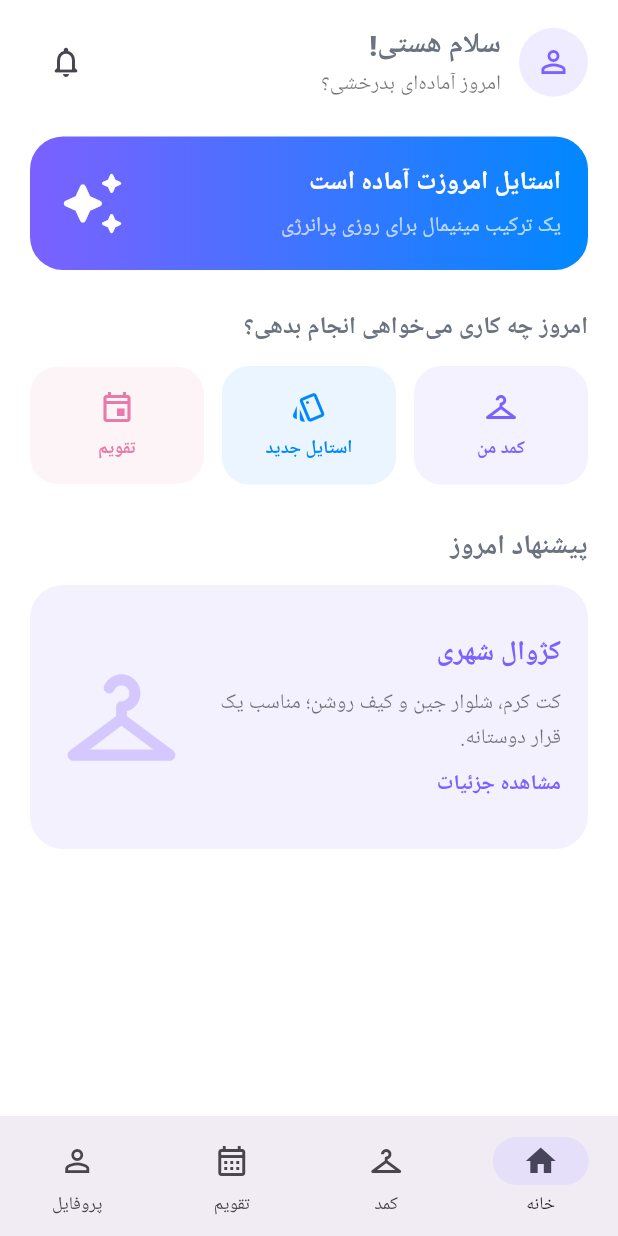
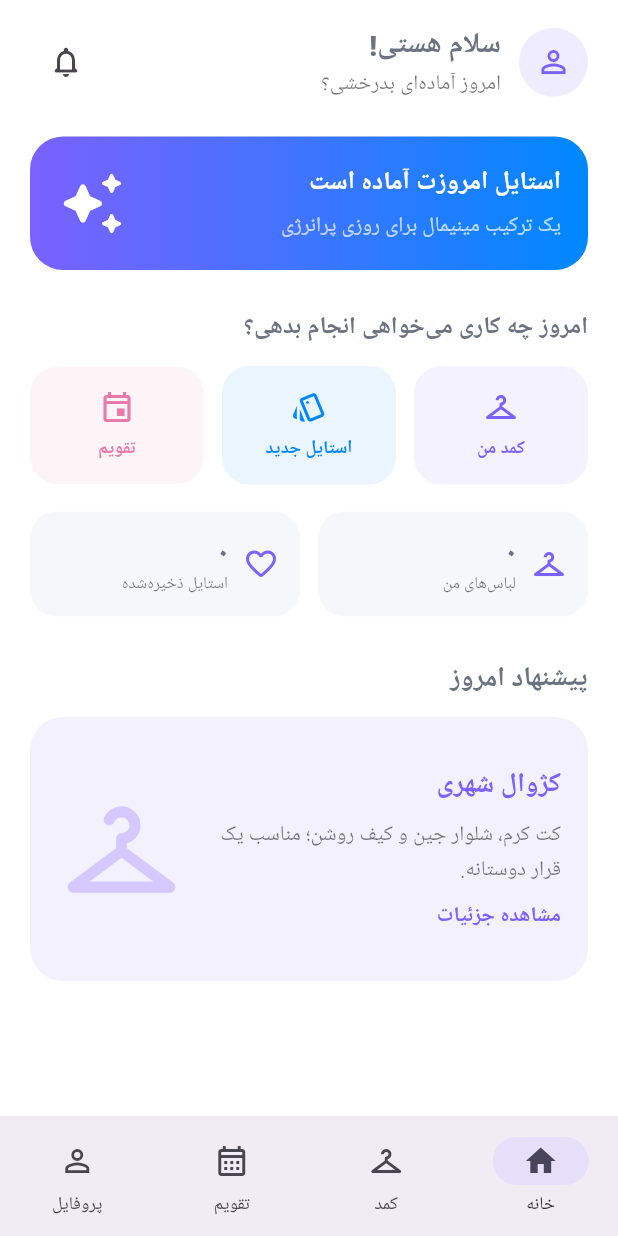
Before and after one commit to NNSCO2018/komod-, a Flutter app: the DashboardScreen screen opened by its route, on a phone screen of 412 x 824 dp. Run offline on Flutter 3.47's test engine with Material 3 defaults, Android fonts, the light colour scheme and no system bars; our stand-ins replace dio, flutter_riverpod, go_router, google_fonts, image_picker, shared_preferences; missing offline and left inert: persian_datetime_picker; accounts and stored records are empty; Roboto replaces fonts that are missing (Vazirmatn); statements that could not run were skipped.

Commit message:
Show dashboard activity summary

```diff
--- a/lib/features/dashboard/dashboard_screen.dart
+++ b/lib/features/dashboard/dashboard_screen.dart
@@ -2,13 +2,25 @@ import 'package:flutter/material.dart';
 import 'package:flutter_riverpod/flutter_riverpod.dart';
 import 'package:go_router/go_router.dart';
 import '../../core/profile_provider.dart';
+import '../calendar/providers/calendar_provider.dart';
+import '../closet/providers/closet_provider.dart';
+import '../suggestion/saved_outfits_provider.dart';
 
 class DashboardScreen extends ConsumerWidget {
   const DashboardScreen({super.key});
 
+  String _toPersianNumber(int value) {
+    const digits = '۰۱۲۳۴۵۶۷۸۹';
+    return value.toString().split('').map((digit) => digits[int.parse(digit)]).join();
+  }
+
   @override
   Widget build(BuildContext context, WidgetRef ref) {
     final profile = ref.watch(profileProvider);
+    final clothingCount = ref.watch(closetProvider).length;
+    final events = ref.watch(calendarProvider);
+    final savedOutfitsCount = ref.watch(savedOutfitsProvider).length;
+    final nextEvent = events.isEmpty ? null : events.first;
     final primary = Theme.of(context).colorScheme.primary;
     return Scaffold(
       body: SafeArea(
@@ -74,7 +86,36 @@ class DashboardScreen extends ConsumerWidget {
                 Expanded(child: _ActionCard(icon: Icons.event_outlined, label: 'تقویم', color: const Color(0xFFE879A9), onTap: () => context.go('/calendar'))),
               ],
             ),
+            const SizedBox(height: 18),
+            Row(
+              children: [
+                Expanded(child: _DashboardStat(value: _toPersianNumber(clothingCount), label: 'لباس‌های من', icon: Icons.checkroom_outlined)),
+                const SizedBox(width: 12),
+                Expanded(child: _DashboardStat(value: _toPersianNumber(savedOutfitsCount), label: 'استایل ذخیره‌شده', icon: Icons.favorite_border_rounded)),
+              ],
+            ),
             const SizedBox(height: 28),
+            if (nextEvent != null) ...[
+              const Text('نزدیک‌ترین رویداد', style: TextStyle(fontWeight: FontWeight.w800, fontSize: 18)),
+              const SizedBox(height: 12),
+              InkWell(
+                onTap: () => context.go('/calendar'),
+                borderRadius: BorderRadius.circular(18),
+                child: Container(
+                  padding: const EdgeInsets.all(14),
+                  decoration: BoxDecoration(color: primary.withValues(alpha: 0.08), borderRadius: BorderRadius.circular(18)),
+                  child: Row(
+                    children: [
+                      Icon(Icons.event_outlined, color: primary),
+                      const SizedBox(width: 12),
+                      Expanded(child: Text(nextEvent.title, style: const TextStyle(fontWeight: FontWeight.w700))),
+                      const Icon(Icons.chevron_left_rounded, color: Colors.black38),
+                    ],
+                  ),
+                ),
+              ),
+              const SizedBox(height: 28),
+            ],
             const Text('پیشنهاد امروز', style: TextStyle(fontWeight: FontWeight.w800, fontSize: 18)),
             const SizedBox(height: 12),
             InkWell(
@@ -141,6 +182,36 @@ class _ActionCard extends StatelessWidget {
   }
 }
 
+class _DashboardStat extends StatelessWidget {
+  const _DashboardStat({required this.value, required this.label, required this.icon});
+
+  final String value;
+  final String label;
+  final IconData icon;
+
+  @override
+  Widget build(BuildContext context) {
+    final primary = Theme.of(context).colorScheme.primary;
+    return Container(
+      padding: const EdgeInsets.all(14),
+      decoration: BoxDecoration(color: Theme.of(context).colorScheme.surface, borderRadius: BorderRadius.circular(18)),
+      child: Row(
+        children: [
+          Icon(icon, color: primary),
+          const SizedBox(width: 10),
+          Column(
+            crossAxisAlignment: CrossAxisAlignment.start,
+            children: [
+              Text(value, style: const TextStyle(fontWeight: FontWeight.w800, fontSize: 18)),
+              Text(label, style: const TextStyle(fontSize: 11, color: Colors.black54)),
+            ],
+          ),
+        ],
+      ),
+    );
+  }
+}
+
 class _NavigationBar extends StatelessWidget {
   const _NavigationBar({required this.currentIndex});
 
```
